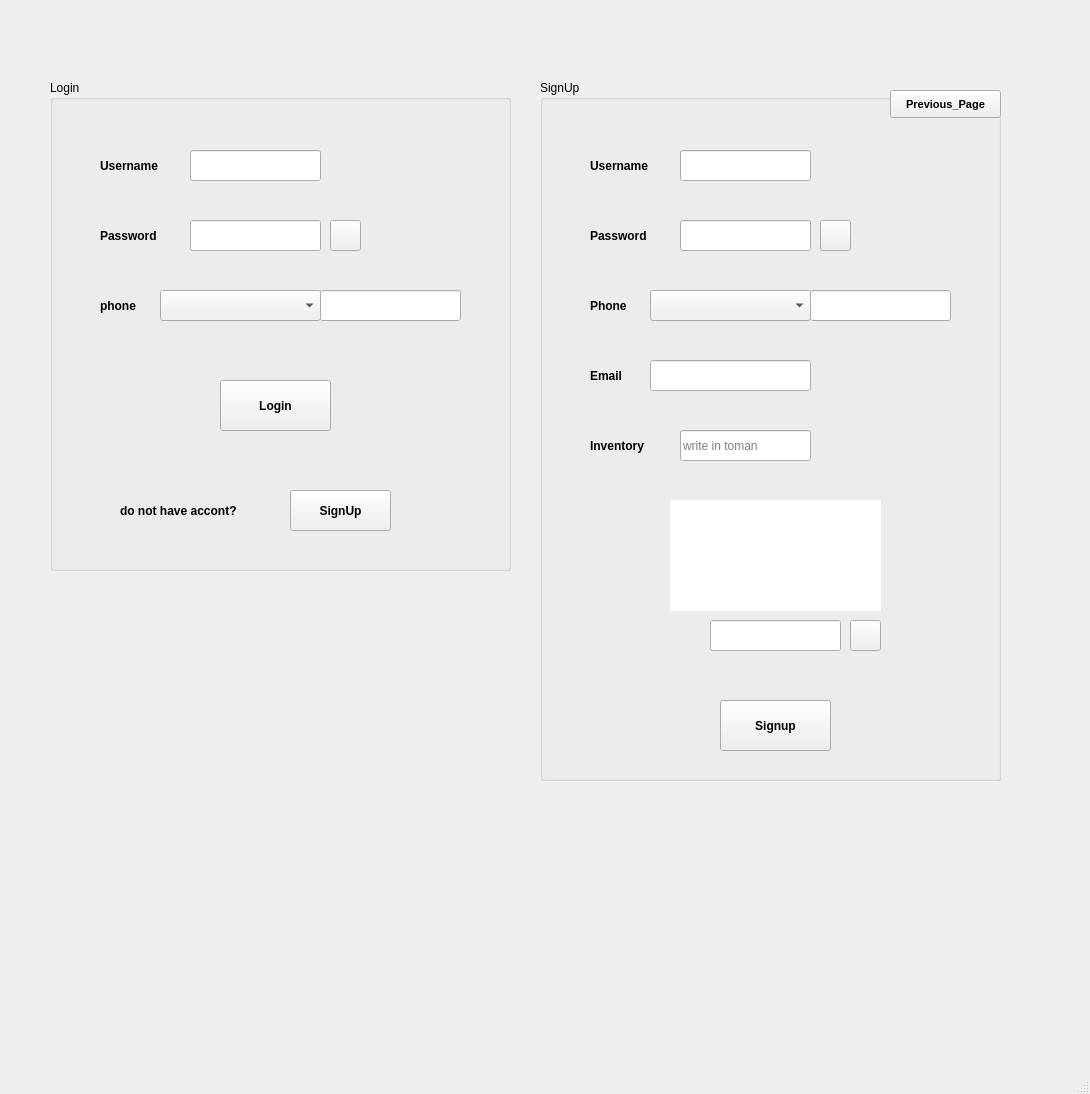
The window that login_or_signup_page.ui (Parsazahedian/Farm_fum_1402) describes before a commit, drawn with Qt 5.
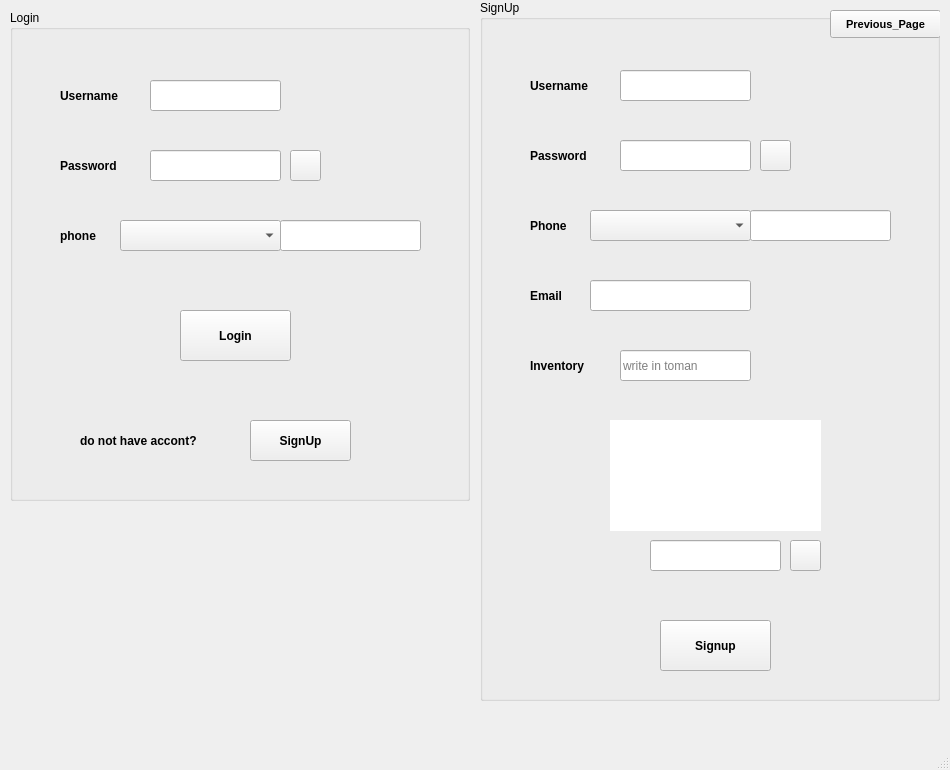
The same window after the commit. Icons and pictures are not drawn.

Commit message: Add_close_page2_when_validation_is_finished_and_some_try_to_close_mainwindow_from_another_class

```diff
--- a/login_or_signup_page.ui
+++ b/login_or_signup_page.ui
@@ -6,8 +6,8 @@
    <rect>
     <x>0</x>
     <y>0</y>
-    <width>1090</width>
-    <height>1094</height>
+    <width>950</width>
+    <height>770</height>
    </rect>
   </property>
   <property name="windowTitle">
@@ -17,9 +17,9 @@
    <widget class="QGroupBox" name="groupBox">
     <property name="geometry">
      <rect>
-      <x>50</x>
-      <y>80</y>
-      <width>461</width>
+      <x>10</x>
+      <y>10</y>
+      <width>460</width>
       <height>491</height>
      </rect>
     </property>
@@ -283,9 +283,9 @@
    <widget class="QGroupBox" name="groupBox_2">
     <property name="geometry">
      <rect>
-      <x>540</x>
-      <y>80</y>
-      <width>461</width>
+      <x>480</x>
+      <y>0</y>
+      <width>460</width>
       <height>701</height>
      </rect>
     </property>
```
Left out of the diff: 2 changed lines with no effect on the pictures. The commit also changes 4 other files.
